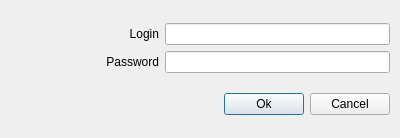
Qt form src/uis/dlg_login.ui (RaD/qtclient) before a commit.
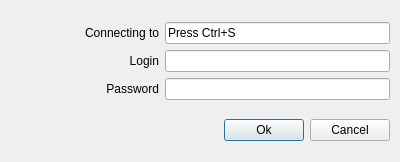
The same form after that commit.

Commit message: Bug #181: Отображение информации о сервере на форме авторизации.

The edit to the form file:
```diff
--- a/src/uis/dlg_login.ui
+++ b/src/uis/dlg_login.ui
@@ -7,7 +7,7 @@
     <x>0</x>
     <y>0</y>
     <width>400</width>
-    <height>138</height>
+    <height>162</height>
    </rect>
   </property>
   <property name="windowTitle">
@@ -19,13 +19,13 @@
      <x>9</x>
      <y>9</y>
      <width>381</width>
-     <height>121</height>
+     <height>146</height>
     </rect>
    </property>
    <layout class="QVBoxLayout" name="mainLayout" stretch="2,1">
     <item>
      <layout class="QGridLayout" name="gridLayout" columnstretch="4,6">
-      <item row="0" column="0">
+      <item row="1" column="0">
        <widget class="QLabel" name="labelLogin">
         <property name="text">
          <string>Login</string>
@@ -35,7 +35,7 @@
         </property>
        </widget>
       </item>
-      <item row="1" column="0">
+      <item row="2" column="0">
        <widget class="QLabel" name="labelPassword">
         <property name="text">
          <string>Password</string>
@@ -45,11 +45,35 @@
         </property>
        </widget>
       </item>
-      <item row="0" column="1">
-       <widget class="QLineEdit" name="editLogin"/>
-      </item>
       <item row="1" column="1">
-       <widget class="QLineEdit" name="editPassword"/>
+       <widget class="QLineEdit" name="editLogin"/>
+      </item>
+      <item row="2" column="1">
+       <widget class="QLineEdit" name="editPassword">
+        <property name="echoMode">
+         <enum>QLineEdit::Password</enum>
+        </property>
+       </widget>
+      </item>
+      <item row="0" column="0">
+       <widget class="QLabel" name="labelConnect">
+        <property name="text">
+         <string>Connecting to</string>
+        </property>
+        <property name="alignment">
+         <set>Qt::AlignRight|Qt::AlignTrailing|Qt::AlignVCenter</set>
+        </property>
+       </widget>
+      </item>
+      <item row="0" column="1">
+       <widget class="QLineEdit" name="editConnecting">
+        <property name="text">
+         <string>Press Ctrl+S</string>
+        </property>
+        <property name="readOnly">
+         <bool>true</bool>
+        </property>
+       </widget>
       </item>
      </layout>
     </item>
```
The commit also changes 4 other files.
